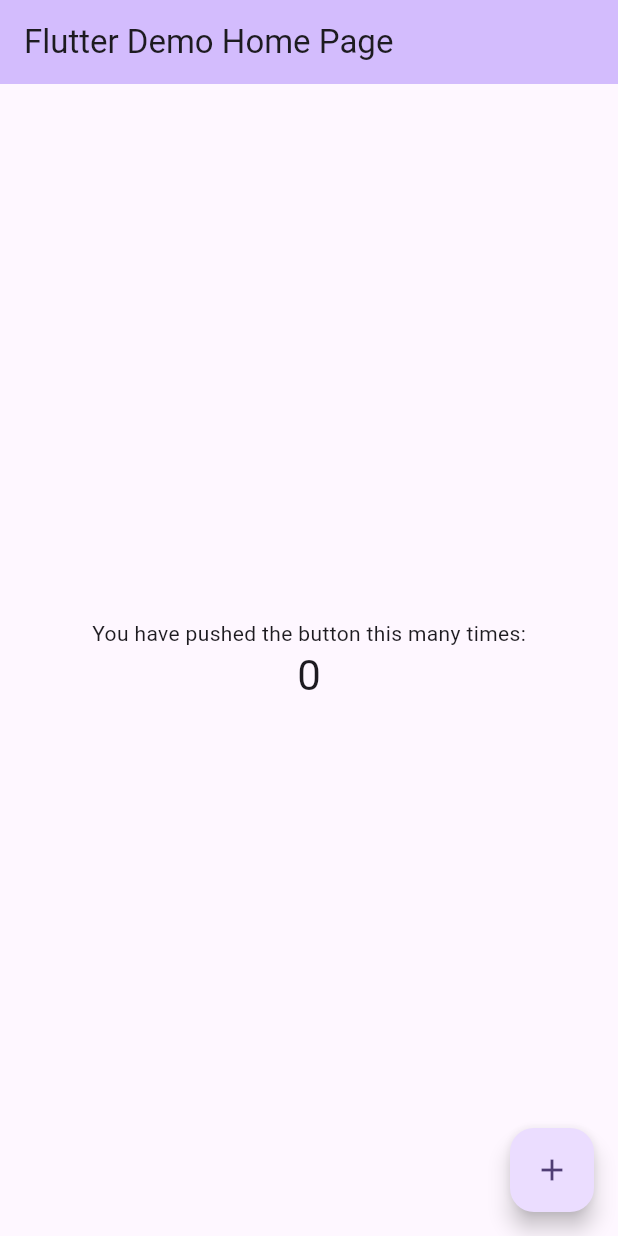
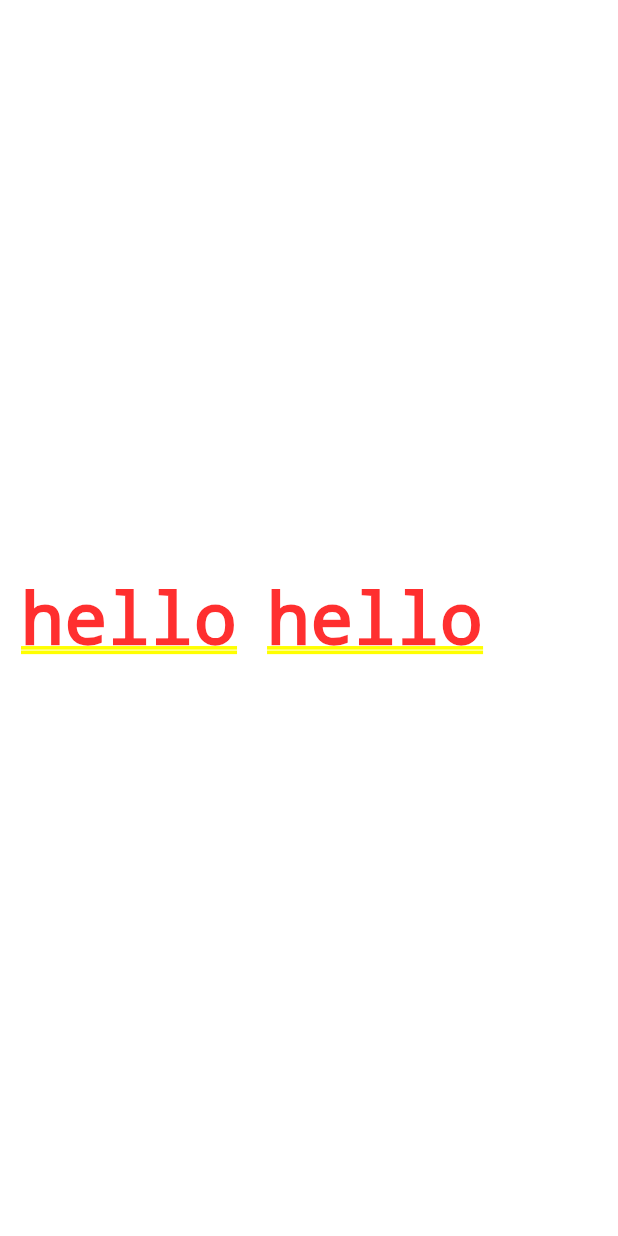
Before and after one commit to dongmin7208/tiktok_flutter, a Flutter app: the screen it shows after launch, on a phone screen of 412 x 824 dp. Run offline on Flutter 3.47's test engine with Material 3 defaults, Android fonts, the phone set to English and light mode, and no system bars.

Commit message:
ADD: gaps,sizes

```diff
--- /dev/null
+++ b/lib/constants/gaps.dart
@@ -0,0 +1,67 @@
+import 'package:flutter/material.dart';
+import 'package:tiktok_flutter/constants/sizes.dart';
+
+class Gaps {
+  // Vertical Gaps
+  static const v1 = SizedBox(height: Sizes.size1);
+  static const v2 = SizedBox(height: Sizes.size2);
+  static const v3 = SizedBox(height: Sizes.size3);
+  static const v4 = SizedBox(height: Sizes.size4);
+  static const v5 = SizedBox(height: Sizes.size5);
+  static const v6 = SizedBox(height: Sizes.size6);
+  static const v7 = SizedBox(height: Sizes.size7);
+  static const v8 = SizedBox(height: Sizes.size8);
+  static const v9 = SizedBox(height: Sizes.size9);
+  static const v10 = SizedBox(height: Sizes.size10);
+  static const v11 = SizedBox(height: Sizes.size11);
+  static const v12 = SizedBox(height: Sizes.size12);
+  static const v14 = SizedBox(height: Sizes.size14);
+  static const v16 = SizedBox(height: Sizes.size16);
+  static const v20 = SizedBox(height: Sizes.size20);
+  static const v24 = SizedBox(height: Sizes.size24);
+  static const v28 = SizedBox(height: Sizes.size28);
+  static const v32 = SizedBox(height: Sizes.size32);
+  static const v36 = SizedBox(height: Sizes.size36);
+  static const v40 = SizedBox(height: Sizes.size40);
+  static const v44 = SizedBox(height: Sizes.size44);
+  static const v48 = SizedBox(height: Sizes.size48);
+  static const v52 = SizedBox(height: Sizes.size52);
+  static const v56 = SizedBox(height: Sizes.size56);
+  static const v60 = SizedBox(height: Sizes.size60);
+  static const v64 = SizedBox(height: Sizes.size64);
+  static const v72 = SizedBox(height: Sizes.size72);
+  static const v80 = SizedBox(height: Sizes.size80);
+  static const v96 = SizedBox(height: Sizes.size96);
+
+  // Horizontal Gaps
+
+  static const h1 = SizedBox(width: Sizes.size1);
+  static const h2 = SizedBox(width: Sizes.size2);
+  static const h3 = SizedBox(width: Sizes.size3);
+  static const h4 = SizedBox(width: Sizes.size4);
+  static const h5 = SizedBox(width: Sizes.size5);
+  static const h6 = SizedBox(width: Sizes.size6);
+  static const h7 = SizedBox(width: Sizes.size7);
+  static const h8 = SizedBox(width: Sizes.size8);
+  static const h9 = SizedBox(width: Sizes.size9);
+  static const h10 = SizedBox(width: Sizes.size10);
+  static const h11 = SizedBox(width: Sizes.size11);
+  static const h12 = SizedBox(width: Sizes.size12);
+  static const h14 = SizedBox(width: Sizes.size14);
+  static const h16 = SizedBox(width: Sizes.size16);
+  static const h20 = SizedBox(width: Sizes.size20);
+  static const h24 = SizedBox(width: Sizes.size24);
+  static const h28 = SizedBox(width: Sizes.size28);
+  static const h32 = SizedBox(width: Sizes.size32);
+  static const h36 = SizedBox(width: Sizes.size36);
+  static const h40 = SizedBox(width: Sizes.size40);
+  static const h44 = SizedBox(width: Sizes.size44);
+  static const h48 = SizedBox(width: Sizes.size48);
+  static const h52 = SizedBox(width: Sizes.size52);
+  static const h56 = SizedBox(width: Sizes.size56);
+  static const h60 = SizedBox(width: Sizes.size60);
+  static const h64 = SizedBox(width: Sizes.size64);
+  static const h72 = SizedBox(width: Sizes.size72);
+  static const h80 = SizedBox(width: Sizes.size80);
+  static const h96 = SizedBox(width: Sizes.size96);
+}
--- /dev/null
+++ b/lib/constants/sizes.dart
@@ -0,0 +1,31 @@
+class Sizes {
+  static const size1 = 1.0;
+  static const size2 = 2.0;
+  static const size3 = 3.0;
+  static const size4 = 4.0;
+  static const size5 = 5.0;
+  static const size6 = 6.0;
+  static const size7 = 7.0;
+  static const size8 = 8.0;
+  static const size9 = 9.0;
+  static const size10 = 10.0;
+  static const size11 = 11.0;
+  static const size12 = 12.0;
+  static const size14 = 14.0;
+  static const size16 = 16.0;
+  static const size20 = 20.0;
+  static const size24 = 24.0;
+  static const size28 = 28.0;
+  static const size32 = 32.0;
+  static const size36 = 36.0;
+  static const size40 = 40.0;
+  static const size44 = 44.0;
+  static const size48 = 48.0;
+  static const size52 = 52.0;
+  static const size56 = 56.0;
+  static const size60 = 60.0;
+  static const size64 = 64.0;
+  static const size72 = 72.0;
+  static const size80 = 80.0;
+  static const size96 = 96.0;
+}
--- a/lib/main.dart
+++ b/lib/main.dart
@@ -1,125 +1,29 @@
 import 'package:flutter/material.dart';
+import 'package:tiktok_flutter/constants/gaps.dart';
+import 'package:tiktok_flutter/constants/sizes.dart';
 
 void main() {
-  runApp(const MyApp());
+  runApp(const TikTokApp());
 }
 
-class MyApp extends StatelessWidget {
-  const MyApp({super.key});
+class TikTokApp extends StatelessWidget {
+  const TikTokApp({super.key});
 
-  // This widget is the root of your application.
   @override
   Widget build(BuildContext context) {
     return MaterialApp(
-      title: 'Flutter Demo',
+      title: 'TikTok Clone',
       theme: ThemeData(
-        // This is the theme of your application.
-        //
-        // TRY THIS: Try running your application with "flutter run". You'll see
-        // the application has a purple toolbar. Then, without quitting the app,
-        // try changing the seedColor in the colorScheme below to Colors.green
-        // and then invoke "hot reload" (save your changes or press the "hot
-        // reload" button in a Flutter-supported IDE, or press "r" if you used
-        // the command line to start the app).
-        //
-        // Notice that the counter didn't reset back to zero; the application
-        // state is not lost during the reload. To reset the state, use hot
-        // restart instead.
-        //
-        // This works for code too, not just values: Most code changes can be
-        // tested with just a hot reload.
-        colorScheme: ColorScheme.fromSeed(seedColor: Colors.deepPurple),
-        useMaterial3: true,
+        primaryColor: const Color(0xFFE9435A),
       ),
-      home: const MyHomePage(title: 'Flutter Demo Home Page'),
+      home: const Padding(
+        padding: EdgeInsets.all(Sizes.size14),
+        child: Row(children: [
+          Text('hello'),
+          Gaps.h20,
+          Text('hello'),
+        ]),
+      ),
     );
   }
 }
-
-class MyHomePage extends StatefulWidget {
-  const MyHomePage({super.key, required this.title});
-
-  // This widget is the home page of your application. It is stateful, meaning
-  // that it has a State object (defined below) that contains fields that affect
-  // how it looks.
-
-  // This class is the configuration for the state. It holds the values (in this
-  // case the title) provided by the parent (in this case the App widget) and
-  // used by the build method of the State. Fields in a Widget subclass are
-  // always marked "final".
-
-  final String title;
-
-  @override
-  State<MyHomePage> createState() => _MyHomePageState();
-}
-
-class _MyHomePageState extends State<MyHomePage> {
-  int _counter = 0;
-
-  void _incrementCounter() {
-    setState(() {
-      // This call to setState tells the Flutter framework that something has
-      // changed in this State, which causes it to rerun the build method below
-      // so that the display can reflect the updated values. If we changed
-      // _counter without calling setState(), then the build method would not be
-      // called again, and so nothing would appear to happen.
-      _counter++;
-    });
-  }
-
-  @override
-  Widget build(BuildContext context) {
-    // This method is rerun every time setState is called, for instance as done
-    // by the _incrementCounter method above.
-    //
-    // The Flutter framework has been optimized to make rerunning build methods
-    // fast, so that you can just rebuild anything that needs updating rather
-    // than having to individually change instances of widgets.
-    return Scaffold(
-      appBar: AppBar(
-        // TRY THIS: Try changing the color here to a specific color (to
-        // Colors.amber, perhaps?) and trigger a hot reload to see the AppBar
-        // change color while the other colors stay the same.
-        backgroundColor: Theme.of(context).colorScheme.inversePrimary,
-        // Here we take the value from the MyHomePage object that was created by
-        // the App.build method, and use it to set our appbar title.
-        title: Text(widget.title),
-      ),
-      body: Center(
-        // Center is a layout widget. It takes a single child and positions it
-        // in the middle of the parent.
-        child: Column(
-          // Column is also a layout widget. It takes a list of children and
-          // arranges them vertically. By default, it sizes itself to fit its
-          // children horizontally, and tries to be as tall as its parent.
-          //
-          // Column has various properties to control how it sizes itself and
-          // how it positions its children. Here we use mainAxisAlignment to
-          // center the children vertically; the main axis here is the vertical
-          // axis because Columns are vertical (the cross axis would be
-          // horizontal).
-          //
-          // TRY THIS: Invoke "debug painting" (choose the "Toggle Debug Paint"
-          // action in the IDE, or press "p" in the console), to see the
-          // wireframe for each widget.
-          mainAxisAlignment: MainAxisAlignment.center,
-          children: <Widget>[
-            const Text(
-              'You have pushed the button this many times:',
-            ),
-            Text(
-              '$_counter',
-              style: Theme.of(context).textTheme.headlineMedium,
-            ),
-          ],
-        ),
-      ),
-      floatingActionButton: FloatingActionButton(
-        onPressed: _incrementCounter,
-        tooltip: 'Increment',
-        child: const Icon(Icons.add),
-      ), // This trailing comma makes auto-formatting nicer for build methods.
-    );
-  }
-}
```
